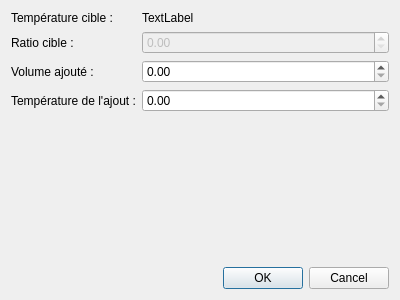
The window that joliebulle/stepAdjust.ui (314r/joliebulle) describes before a commit, drawn with Qt 5.
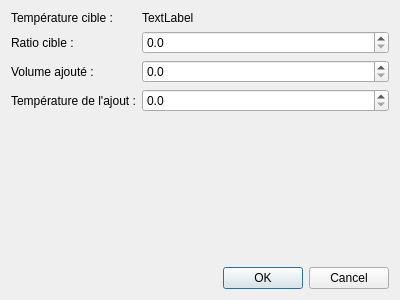
The same window after the commit.

Commit message: Ajustement ratio des paliers en mode brassage. Fixes #29

```diff
--- a/joliebulle/stepAdjust.ui
+++ b/joliebulle/stepAdjust.ui
@@ -54,15 +54,26 @@
      <item row="1" column="1">
       <widget class="QDoubleSpinBox" name="doubleSpinBoxTargetRatio">
        <property name="enabled">
-        <bool>false</bool>
+        <bool>true</bool>
+       </property>
+       <property name="decimals">
+        <number>1</number>
        </property>
       </widget>
      </item>
      <item row="2" column="1">
-      <widget class="QDoubleSpinBox" name="doubleSpinBoxInfuseAmount"/>
+      <widget class="QDoubleSpinBox" name="doubleSpinBoxInfuseAmount">
+       <property name="decimals">
+        <number>1</number>
+       </property>
+      </widget>
      </item>
      <item row="3" column="1">
-      <widget class="QDoubleSpinBox" name="doubleSpinBoxWaterTemp"/>
+      <widget class="QDoubleSpinBox" name="doubleSpinBoxWaterTemp">
+       <property name="decimals">
+        <number>1</number>
+       </property>
+      </widget>
      </item>
     </layout>
    </item>
```
The commit also changes 1 other file.
